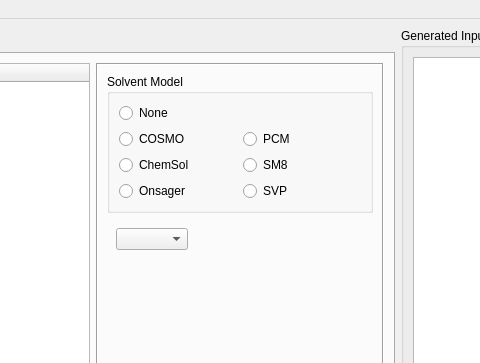
This is src/Qui/QuiMainWindow.ui in nutjunkie/IQmol as Qt 5 draws it before an edit; both pictures show x 169 to 649 and y 0 to 363 of the 931 by 645 pixel window. The edited form follows.
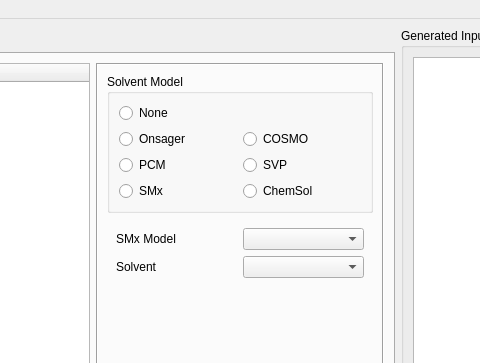
This is the edited form. The open tabs and pages were chosen to show the change. Icons and pictures are not drawn.

Commit message: tkt0000253: solvation option is removed whil saving or submitting a job if the previvew text is tainted

```diff
--- a/src/Qui/QuiMainWindow.ui
+++ b/src/Qui/QuiMainWindow.ui
@@ -5513,14 +5513,21 @@
                    </property>
                   </widget>
                  </item>
-                 <item row="1" column="0">
+                 <item row="2" column="1">
+                  <widget class="QRadioButton" name="qui_solvent_svp">
+                   <property name="text">
+                    <string>SVP</string>
+                   </property>
+                  </widget>
+                 </item>
+                 <item row="1" column="1">
                   <widget class="QRadioButton" name="qui_solvent_cosmo">
                    <property name="text">
                     <string>COSMO</string>
                    </property>
                   </widget>
                  </item>
-                 <item row="3" column="0">
+                 <item row="1" column="0">
                   <widget class="QRadioButton" name="qui_solvent_onsager">
                    <property name="text">
                     <string>Onsager</string>
@@ -5528,30 +5535,23 @@
                   </widget>
                  </item>
                  <item row="2" column="0">
-                  <widget class="QRadioButton" name="chemsol">
-                   <property name="text">
-                    <string>ChemSol</string>
-                   </property>
-                  </widget>
-                 </item>
-                 <item row="1" column="1">
                   <widget class="QRadioButton" name="qui_solvent_pcm">
                    <property name="text">
                     <string>PCM</string>
                    </property>
                   </widget>
                  </item>
-                 <item row="2" column="1">
-                  <widget class="QRadioButton" name="smx_solvation">
+                 <item row="6" column="0">
+                  <widget class="QRadioButton" name="qui_solvent_smx">
                    <property name="text">
-                    <string>SM8</string>
+                    <string>SMx</string>
                    </property>
                   </widget>
                  </item>
-                 <item row="3" column="1">
-                  <widget class="QRadioButton" name="svp">
+                 <item row="6" column="1">
+                  <widget class="QRadioButton" name="qui_solvent_chemsol">
                    <property name="text">
-                    <string>SVP</string>
+                    <string>ChemSol</string>
                    </property>
                   </widget>
                  </item>
@@ -6043,24 +6043,35 @@
               </widget>
               <widget class="QWidget" name="SolventSM8">
                <layout class="QVBoxLayout">
+                <item>
+                 <layout class="QGridLayout" name="gridLayout_18" rowstretch="0,0" columnstretch="0,0">
+                  <property name="horizontalSpacing">
+                   <number>6</number>
+                  </property>
+                  <item row="0" column="0">
+                   <widget class="QLabel" name="label_54">
+                    <property name="text">
+                     <string>SMx Model</string>
+                    </property>
+                   </widget>
+                  </item>
+                  <item row="0" column="1">
+                   <widget class="QComboBox" name="qui_solvent_smx_model"/>
+                  </item>
+                 </layout>
+                </item>
                 <item>
                  <layout class="QHBoxLayout">
+                  <item>
+                   <widget class="QLabel" name="label_65">
+                    <property name="text">
+                     <string>Solvent</string>
+                    </property>
+                   </widget>
+                  </item>
                   <item>
                    <widget class="QComboBox" name="smx_solvent"/>
                   </item>
-                  <item>
-                   <spacer>
-                    <property name="orientation">
-                     <enum>Qt::Horizontal</enum>
-                    </property>
-                    <property name="sizeHint" stdset="0">
-                     <size>
-                      <width>40</width>
-                      <height>20</height>
-                     </size>
-                    </property>
-                   </spacer>
-                  </item>
                  </layout>
                 </item>
                 <item>
```
Left out of the diff: 67 changed lines with no effect on the pictures. The commit also changes 13 other files.
